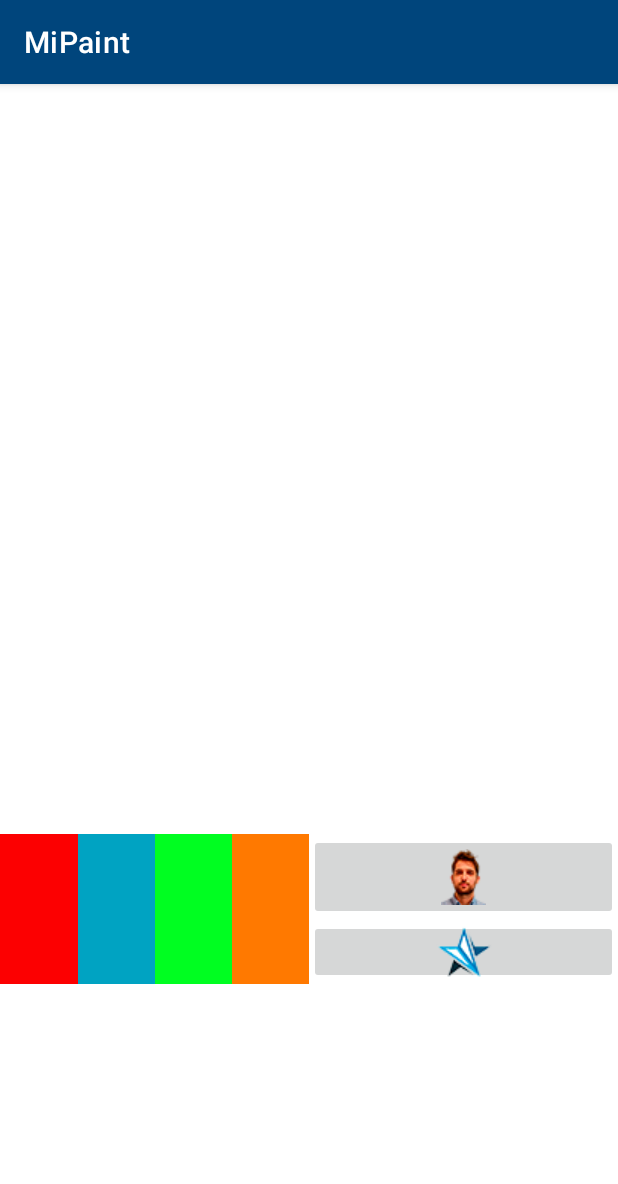
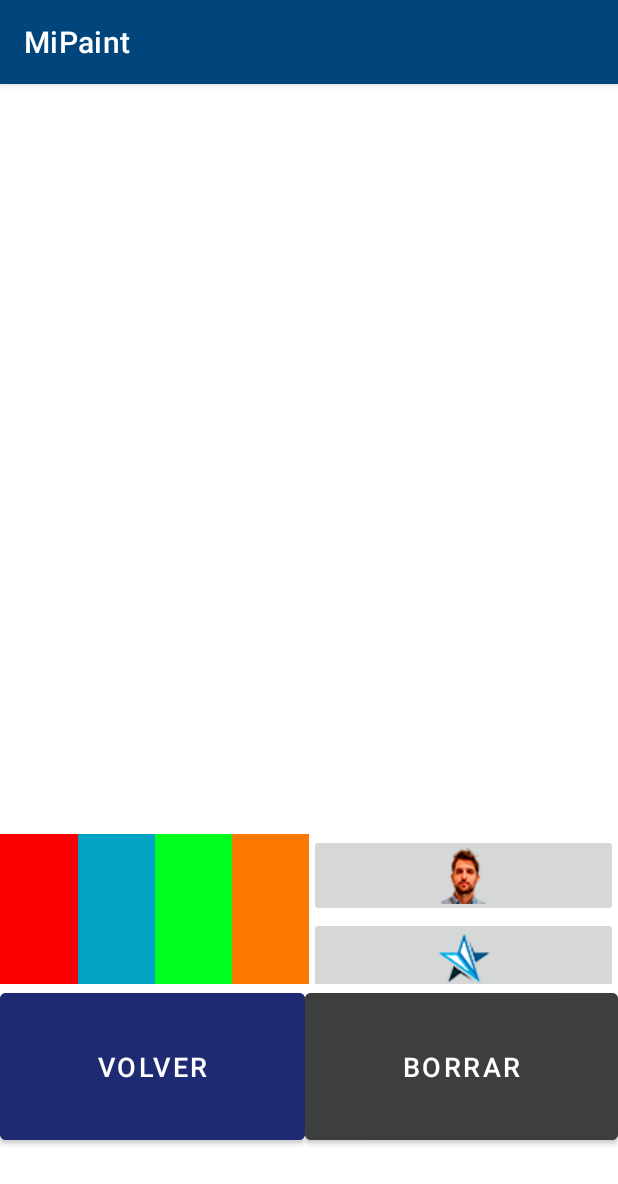
Before and after one commit to Algar487/MiPaint, an Android app: the PantallaDibujo screen opened directly, with no data from a screen before it, on a phone screen of 412 x 824 dp. Shown: the top 1184 px of the screen. Run offline under Robolectric (Android 15) with nearby library versions, the phone set to English and light mode, and no system bars.

Commit message:
20210405

```diff
--- a/app/src/main/java/com/ruizgarcia/mipaint/PantallaDibujo.java
+++ b/app/src/main/java/com/ruizgarcia/mipaint/PantallaDibujo.java
@@ -23,6 +23,11 @@ public class PantallaDibujo extends AppCompatActivity {
         paintView.init(metrics);
     }
 
+    public void volverInicio(View view) {
+        Intent i = new Intent(this, MainActivity.class);
+        startActivity(i);
+    }
+
 
 
 }
--- a/app/src/main/res/layout/pantalla_dibujo.xml
+++ b/app/src/main/res/layout/pantalla_dibujo.xml
@@ -17,7 +17,7 @@
 
         <LinearLayout
             android:layout_width="match_parent"
-            android:layout_height="match_parent"
+            android:layout_height="100sp"
             android:orientation="horizontal">
 
             <LinearLayout
@@ -27,28 +27,28 @@
                 android:orientation="horizontal">
 
                 <ImageButton
-                    android:id="@+id/imageButton"
+                    android:id="@+id/imageButtonRed"
                     android:layout_width="wrap_content"
                     android:layout_height="wrap_content"
                     android:layout_weight="1"
                     app:srcCompat="@drawable/red" />
 
                 <ImageButton
-                    android:id="@+id/imageButton2"
+                    android:id="@+id/imageButtonBlue"
                     android:layout_width="wrap_content"
                     android:layout_height="wrap_content"
                     android:layout_weight="1"
                     app:srcCompat="@drawable/blue" />
 
                 <ImageButton
-                    android:id="@+id/imageButton3"
+                    android:id="@+id/imageButtonGreen"
                     android:layout_width="wrap_content"
                     android:layout_height="wrap_content"
                     android:layout_weight="1"
                     app:srcCompat="@drawable/green" />
 
                 <ImageButton
-                    android:id="@+id/imageButton4"
+                    android:id="@+id/imageButtonOrange"
                     android:layout_width="wrap_content"
                     android:layout_height="wrap_content"
                     android:layout_weight="1"
@@ -63,18 +63,45 @@
                 android:orientation="vertical">
 
                 <ImageButton
-                    android:id="@+id/imageButton7"
+                    android:id="@+id/imageButtonFace"
                     android:layout_width="match_parent"
-                    android:layout_height="wrap_content"
+                    android:layout_height="55sp"
                     app:srcCompat="@drawable/alejandro_mini" />
 
                 <ImageButton
-                    android:id="@+id/imageButton5"
+                    android:id="@+id/imageButtonStar"
                     android:layout_width="match_parent"
-                    android:layout_height="wrap_content"
+                    android:layout_height="55sp"
                     app:srcCompat="@drawable/star_blue_mini" />
             </LinearLayout>
 
+        </LinearLayout>
+
+        <LinearLayout
+            android:layout_width="match_parent"
+            android:layout_height="110sp"
+            android:orientation="horizontal">
+
+            <Button
+                android:id="@+id/buttonVolver"
+                android:layout_width="wrap_content"
+                android:layout_height="match_parent"
+                android:layout_weight="1"
+                android:backgroundTint="#1E2B73"
+                android:text="@string/volver"
+                android:textColor="#FFFFFF"
+                android:textSize="18sp"
+                android:onClick="volverInicio"/>
+
+            <Button
+                android:id="@+id/buttonBorrar"
+                android:layout_width="wrap_content"
+                android:layout_height="match_parent"
+                android:layout_weight="1"
+                android:backgroundTint="#3D3E3E"
+                android:text="@string/borrar"
+                android:textColor="#FFFFFF"
+                android:textSize="18sp" />
         </LinearLayout>
 
     </LinearLayout>
--- a/app/src/main/res/values/strings.xml
+++ b/app/src/main/res/values/strings.xml
@@ -1,4 +1,6 @@
 <resources>
     <string name="app_name">MiPaint</string>
     <string name="nuevo_dibujo">Nuevo dibujo</string>
+    <string name="volver">Volver</string>
+    <string name="borrar">Borrar</string>
 </resources>
```
